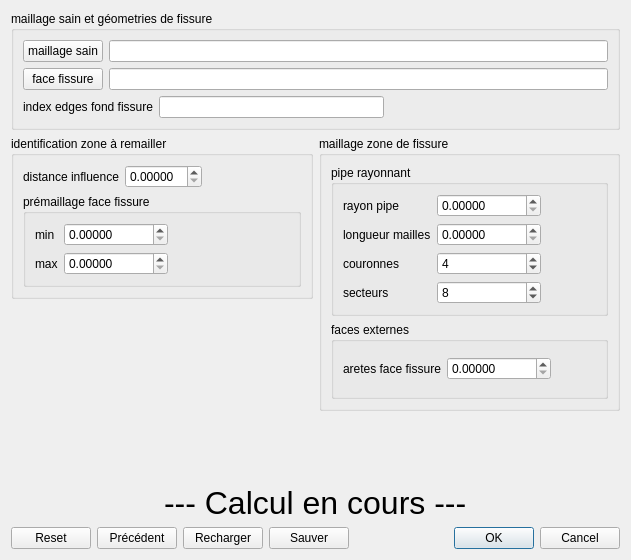
Old version of the form src/Tools/blocFissure/ihm/fissureGenerale.ui in the repository SalomePlatform/smesh.
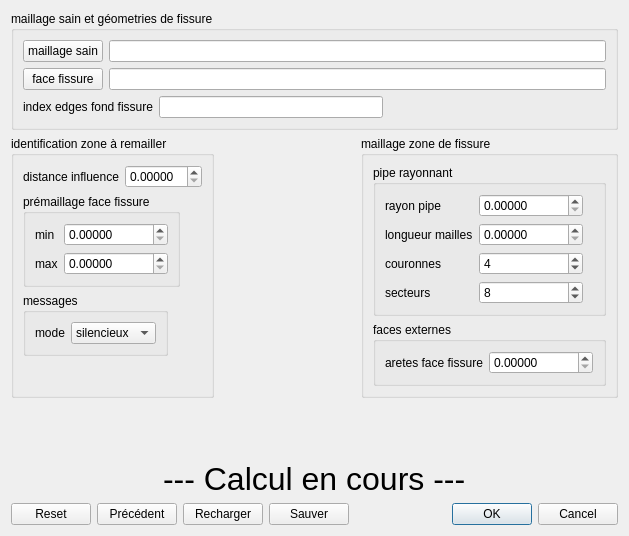
New version of the form.

Commit message: set log verbosity, general crack dialog

The edit to the form file:
```diff
--- a/src/Tools/blocFissure/ihm/fissureGenerale.ui
+++ b/src/Tools/blocFissure/ihm/fissureGenerale.ui
@@ -6,8 +6,8 @@
    <rect>
     <x>0</x>
     <y>0</y>
-    <width>631</width>
-    <height>560</height>
+    <width>629</width>
+    <height>536</height>
    </rect>
   </property>
   <property name="windowTitle">
@@ -16,7 +16,7 @@
   <property name="toolTip">
    <string>&lt;html&gt;&lt;head/&gt;&lt;body&gt;&lt;p&gt;Insertion d'un maillage de fissure dans un maillage hexaédrique sain.&lt;/p&gt;&lt;p&gt;Le maillage sain est fourni sous forme de fichier Med.&lt;/p&gt;&lt;p&gt;La face de fissure est décrite par une géométrie dans un fichier brep.&lt;/p&gt;&lt;p&gt;La ou les arêtes de fond de fissure sont données par leurs index dans la face de fissure.&lt;/p&gt;&lt;p&gt;La procédure identfie des mailles saines à enlever et remailler, construit un maillage régulier rayonnant autour de la ligne de fond de fissure, reconstitue les faces externes en triangles, complète la zone à remailler en tétraèdres.&lt;/p&gt;&lt;/body&gt;&lt;/html&gt;</string>
   </property>
-  <layout class="QVBoxLayout" name="verticalLayout">
+  <layout class="QVBoxLayout" name="verticalLayout_3">
    <item>
     <widget class="QGroupBox" name="groupBox">
      <property name="title">
@@ -35,7 +35,7 @@
         <item>
          <widget class="QLineEdit" name="le_fondfiss">
           <property name="toolTip">
-           <string>&lt;html&gt;&lt;head/&gt;&lt;body&gt;&lt;p&gt;Index des edges décrivant le fond de fissure, dans la face de fissure.&lt;/p&gt;&lt;p&gt;Sous forme d'une liste Python.&lt;/p&gt;&lt;p&gt;Exemples :&lt;span style=&quot; color:#00ffff;&quot;/&gt;&lt;span style=&quot; font-style:italic; color:#00ffff;&quot;&gt;[5,9]&lt;/span&gt; ou &lt;span style=&quot; font-style:italic; color:#00ffff;&quot;&gt;[3]&lt;/span&gt;&lt;/p&gt;&lt;p&gt;(on peut récupérer ces valeurs à l'aide du dialogue de création de groupes d'edges, dans GEOM)&lt;/p&gt;&lt;/body&gt;&lt;/html&gt;</string>
+           <string>&lt;html&gt;&lt;head/&gt;&lt;body&gt;&lt;p&gt;Index des edges décrivant le fond de fissure, dans la face de fissure.&lt;/p&gt;&lt;p&gt;Sous forme d'une liste Python.&lt;/p&gt;&lt;p&gt;Exemples :&lt;span style=&quot; color:#00ffff;&quot;/&gt;&lt;span style=&quot; font-style:italic; color:#000080;&quot;&gt;[5,9]&lt;/span&gt; ou &lt;span style=&quot; font-style:italic; color:#000080;&quot;&gt;[3]&lt;/span&gt;&lt;/p&gt;&lt;p&gt;(on peut récupérer ces valeurs à l'aide du dialogue de création de groupes d'edges, dans GEOM)&lt;/p&gt;&lt;/body&gt;&lt;/html&gt;</string>
           </property>
          </widget>
         </item>
@@ -98,23 +98,23 @@
     </widget>
    </item>
    <item>
-    <layout class="QGridLayout" name="gridLayout_10">
-     <item row="0" column="0">
+    <layout class="QHBoxLayout" name="horizontalLayout_12">
+     <item>
       <widget class="QGroupBox" name="groupBox_2">
        <property name="title">
         <string>identification zone à remailler</string>
        </property>
-       <layout class="QGridLayout" name="gridLayout_12">
-        <item row="0" column="0">
-         <layout class="QGridLayout" name="gridLayout_6">
-          <item row="0" column="0">
+       <layout class="QVBoxLayout" name="verticalLayout">
+        <item>
+         <layout class="QHBoxLayout" name="horizontalLayout_5">
+          <item>
            <widget class="QLabel" name="label_2">
             <property name="text">
              <string>distance influence</string>
             </property>
            </widget>
           </item>
-          <item row="0" column="1">
+          <item>
            <widget class="QDoubleSpinBox" name="dsb_influence">
             <property name="toolTip">
              <string>&lt;html&gt;&lt;head/&gt;&lt;body&gt;&lt;p&gt;La zone remaillée contiendra toutes les mailles du maillage sain à une distance de la face de fissure inférieure à cette valeur.&lt;/p&gt;&lt;/body&gt;&lt;/html&gt;</string>
@@ -126,26 +126,15 @@
           </item>
          </layout>
         </item>
-        <item row="0" column="1">
-         <spacer name="horizontalSpacer_6">
-          <property name="orientation">
-           <enum>Qt::Horizontal</enum>
-          </property>
-          <property name="sizeHint" stdset="0">
-           <size>
-            <width>0</width>
-            <height>20</height>
-           </size>
-          </property>
-         </spacer>
-        </item>
-        <item row="1" column="0" colspan="2">
+        <item>
+         <layout class="QHBoxLayout" name="horizontalLayout_8">
+          <item>
          <widget class="QGroupBox" name="groupBox_3">
           <property name="title">
            <string>prémaillage face fissure</string>
           </property>
-          <layout class="QGridLayout" name="gridLayout_5">
-           <item row="0" column="0">
+            <layout class="QHBoxLayout" name="horizontalLayout_7">
+             <item>
             <layout class="QGridLayout" name="gridLayout_2">
              <item row="0" column="0">
               <widget class="QLabel" name="label_3">
@@ -189,38 +178,137 @@
              </item>
             </layout>
            </item>
-           <item row="0" column="1">
+            </layout>
+           </widget>
+          </item>
+          <item>
             <spacer name="horizontalSpacer_3">
              <property name="orientation">
               <enum>Qt::Horizontal</enum>
              </property>
              <property name="sizeHint" stdset="0">
               <size>
-               <width>34</width>
-               <height>20</height>
+              <width>13</width>
+              <height>17</height>
               </size>
              </property>
             </spacer>
            </item>
           </layout>
-         </widget>
-        </item>
-       </layout>
-      </widget>
-     </item>
-     <item row="0" column="1" rowspan="2">
+        </item>
+        <item>
+         <layout class="QHBoxLayout" name="horizontalLayout_9">
+          <item>
+           <widget class="QGroupBox" name="groupBox_7">
+            <property name="title">
+             <string>messages</string>
+            </property>
+            <layout class="QHBoxLayout" name="horizontalLayout_6">
+             <item>
+              <layout class="QHBoxLayout" name="horizontalLayout_4">
+               <item>
+                <widget class="QLabel" name="label_10">
+                 <property name="text">
+                  <string>mode</string>
+                 </property>
+                </widget>
+               </item>
+               <item>
+                <widget class="QComboBox" name="cb_log">
+                 <property name="toolTip">
+                  <string>&lt;html&gt;&lt;head/&gt;&lt;body&gt;&lt;p&gt;L'affichage de messages pendant le calcul peut aider à la mise au point du maillage.&lt;/p&gt;&lt;p&gt;- Le mode &lt;span style=&quot; font-weight:600;&quot;&gt;silencieux&lt;/span&gt; donne très peu d'information,&lt;/p&gt;&lt;p&gt;- Le mode &lt;span style=&quot; font-weight:600;&quot;&gt;verbeux&lt;/span&gt; liste les principales étapes du calcul,&lt;/p&gt;&lt;p&gt;- Le mode &lt;span style=&quot; font-weight:600;&quot;&gt;debug&lt;/span&gt; donne un maximum de détail, et publie des objets intermédiaires dans l'étude.&lt;/p&gt;&lt;p&gt;&lt;br/&gt;&lt;/p&gt;&lt;/body&gt;&lt;/html&gt;</string>
+                 </property>
+                 <item>
+                  <property name="text">
+                   <string>silencieux</string>
+                  </property>
+                 </item>
+                 <item>
+                  <property name="text">
+                   <string>verbeux</string>
+                  </property>
+                 </item>
+                 <item>
+                  <property name="text">
+                   <string>debug</string>
+                  </property>
+                 </item>
+                </widget>
+               </item>
+              </layout>
+             </item>
+            </layout>
+           </widget>
+          </item>
+          <item>
+           <spacer name="horizontalSpacer_9">
+            <property name="orientation">
+             <enum>Qt::Horizontal</enum>
+            </property>
+            <property name="sizeHint" stdset="0">
+             <size>
+              <width>18</width>
+              <height>20</height>
+             </size>
+            </property>
+           </spacer>
+          </item>
+         </layout>
+        </item>
+        <item>
+         <spacer name="verticalSpacer">
+          <property name="orientation">
+           <enum>Qt::Vertical</enum>
+          </property>
+          <property name="sizeHint" stdset="0">
+           <size>
+            <width>20</width>
+            <height>17</height>
+           </size>
+          </property>
+         </spacer>
+        </item>
+       </layout>
+       <zorder>groupBox_3</zorder>
+       <zorder>groupBox_7</zorder>
+       <zorder>horizontalSpacer_3</zorder>
+       <zorder>verticalSpacer</zorder>
+       <zorder>horizontalSpacer_3</zorder>
+       <zorder>horizontalSpacer_9</zorder>
+      </widget>
+     </item>
+     <item>
+      <spacer name="horizontalSpacer_6">
+       <property name="orientation">
+        <enum>Qt::Horizontal</enum>
+       </property>
+       <property name="sizeHint" stdset="0">
+        <size>
+         <width>17</width>
+         <height>20</height>
+        </size>
+       </property>
+      </spacer>
+     </item>
+     <item>
       <widget class="QGroupBox" name="groupBox_4">
+       <property name="sizePolicy">
+        <sizepolicy hsizetype="Preferred" vsizetype="Preferred">
+         <horstretch>0</horstretch>
+         <verstretch>0</verstretch>
+        </sizepolicy>
+       </property>
        <property name="title">
         <string>maillage zone de fissure</string>
        </property>
-       <layout class="QGridLayout" name="gridLayout_9">
-        <item row="0" column="0">
+       <layout class="QVBoxLayout" name="verticalLayout_2">
+        <item>
          <widget class="QGroupBox" name="groupBox_5">
           <property name="title">
            <string>pipe rayonnant</string>
           </property>
-          <layout class="QGridLayout" name="gridLayout_7">
-           <item row="0" column="0">
+          <layout class="QHBoxLayout" name="horizontalLayout_10">
+           <item>
             <layout class="QGridLayout" name="gridLayout_3">
              <item row="0" column="0">
               <widget class="QLabel" name="label_5">
@@ -310,7 +398,7 @@
              </item>
             </layout>
            </item>
-           <item row="0" column="1">
+           <item>
             <spacer name="horizontalSpacer_4">
              <property name="orientation">
               <enum>Qt::Horizontal</enum>
@@ -326,20 +414,20 @@
           </layout>
          </widget>
         </item>
-        <item row="1" column="0">
+        <item>
          <widget class="QGroupBox" name="groupBox_6">
           <property name="title">
            <string>faces externes</string>
           </property>
-          <layout class="QGridLayout" name="gridLayout_8">
-           <item row="0" column="0">
+          <layout class="QHBoxLayout" name="horizontalLayout_11">
+           <item>
             <widget class="QLabel" name="label_9">
              <property name="text">
               <string>aretes face fissure</string>
              </property>
             </widget>
            </item>
-           <item row="0" column="1">
+           <item>
             <widget class="QDoubleSpinBox" name="dsb_areteFaceFissure">
              <property name="toolTip">
               <string>&lt;html&gt;&lt;head/&gt;&lt;body&gt;&lt;p&gt;Faces externes de la zone à remailler.&lt;/p&gt;&lt;p&gt;Mailage en triangles : valeur cible des arêtes.&lt;/p&gt;&lt;/body&gt;&lt;/html&gt;</string>
@@ -352,7 +440,7 @@
              </property>
             </widget>
            </item>
-           <item row="0" column="2">
+           <item>
             <spacer name="horizontalSpacer_5">
              <property name="orientation">
               <enum>Qt::Horizontal</enum>
@@ -371,19 +459,6 @@
        </layout>
       </widget>
      </item>
-     <item row="1" column="0">
-      <spacer name="verticalSpacer">
-       <property name="orientation">
-        <enum>Qt::Vertical</enum>
-       </property>
-       <property name="sizeHint" stdset="0">
-        <size>
-         <width>20</width>
-         <height>112</height>
-        </size>
-       </property>
-      </spacer>
-     </item>
     </layout>
    </item>
    <item>
```
Lines whose indentation alone changed are shown as unchanged. The commit also changes 3 other files.
